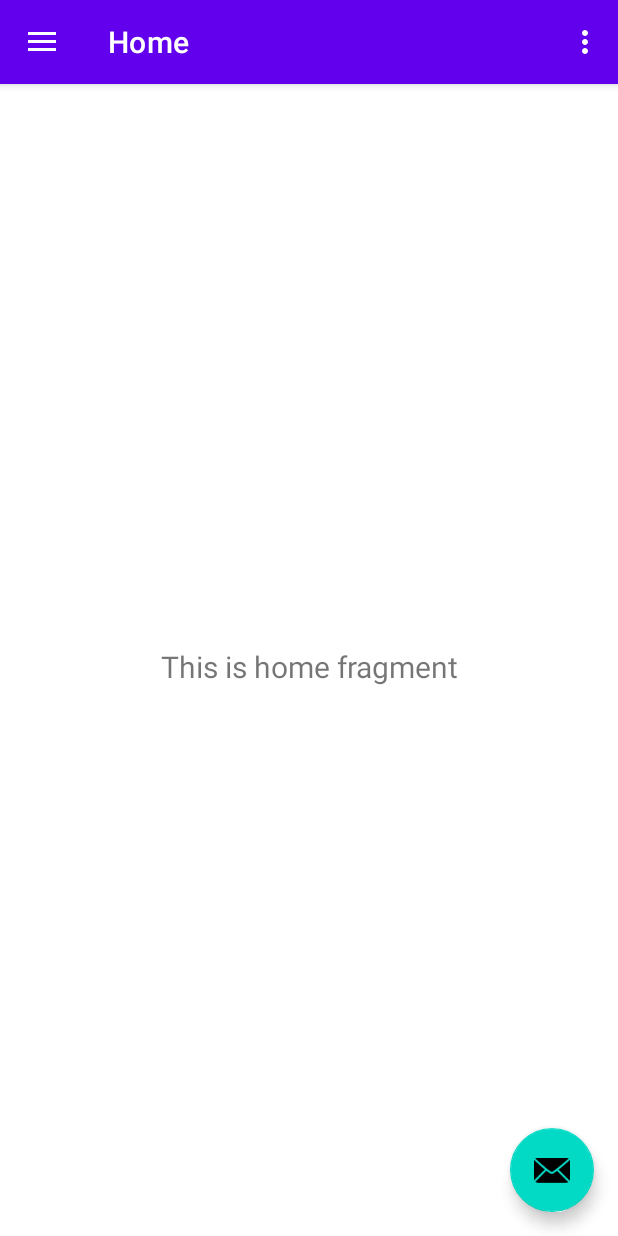
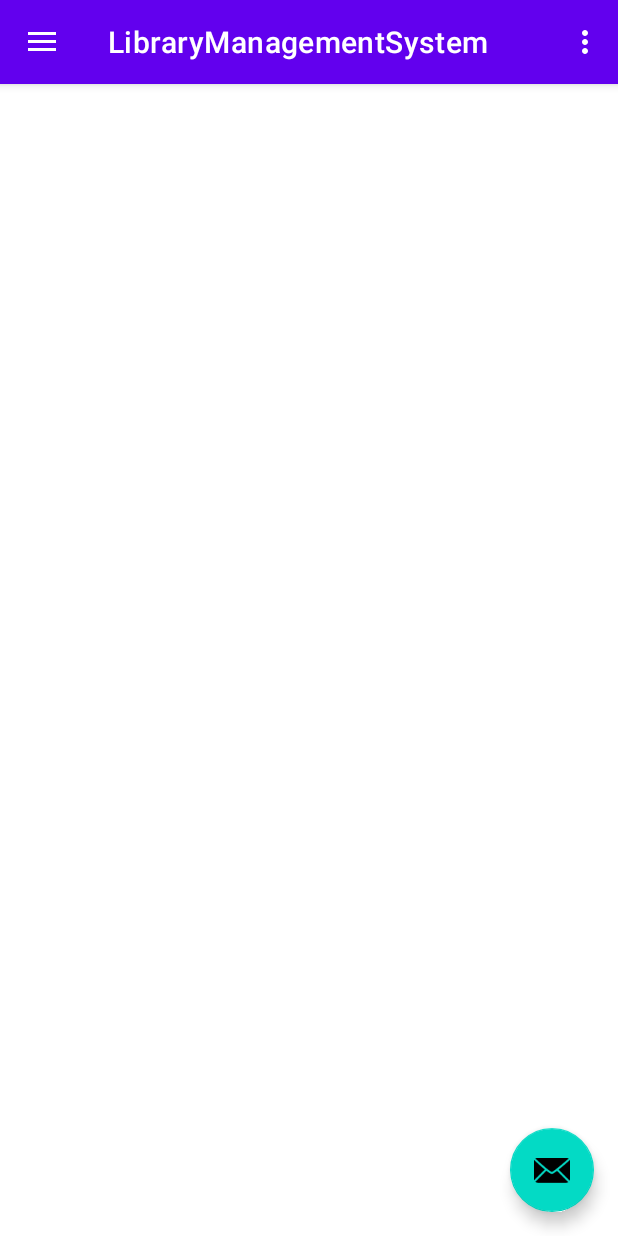
Before and after one commit to Dominik277/LibraryManagementSystem, an Android app: the screen it shows after launch (Main2Activity), on a phone screen of 412 x 824 dp. Run offline under Robolectric (Android 15) with nearby library versions, the phone set to English and light mode, and no system bars; our stand-ins replace navigation-ui.

Commit message:
Brisanje svega nepotrebnog i dodavanje par novih stvari.

```diff
--- a/app/src/main/java/hr/dominik/library/Main2Activity.java
+++ b/app/src/main/java/hr/dominik/library/Main2Activity.java
@@ -1,6 +1,7 @@
 package hr.dominik.library;
 
 import android.os.Bundle;
+import android.view.MenuItem;
 import android.view.View;
 import android.view.Menu;
 
@@ -8,6 +9,8 @@ import com.google.android.material.floatingactionbutton.FloatingActionButton;
 import com.google.android.material.snackbar.Snackbar;
 import com.google.android.material.navigation.NavigationView;
 
+import androidx.annotation.NonNull;
+import androidx.appcompat.app.ActionBarDrawerToggle;
 import androidx.navigation.NavController;
 import androidx.navigation.Navigation;
 import androidx.navigation.ui.AppBarConfiguration;
@@ -16,7 +19,7 @@ import androidx.drawerlayout.widget.DrawerLayout;
 import androidx.appcompat.app.AppCompatActivity;
 import androidx.appcompat.widget.Toolbar;
 
-public class Main2Activity extends AppCompatActivity {
+public class Main2Activity extends AppCompatActivity implements NavigationView.OnNavigationItemSelectedListener {
 
     private AppBarConfiguration mAppBarConfiguration;
 
@@ -24,8 +27,12 @@ public class Main2Activity extends AppCompatActivity {
     protected void onCreate(Bundle savedInstanceState) {
         super.onCreate(savedInstanceState);
         setContentView(R.layout.activity_main2);
+
+
         Toolbar toolbar = findViewById(R.id.toolbar);
         setSupportActionBar(toolbar);
+
+
         FloatingActionButton fab = findViewById(R.id.fab);
         fab.setOnClickListener(new View.OnClickListener() {
             @Override
@@ -34,17 +41,26 @@ public class Main2Activity extends AppCompatActivity {
                         .setAction("Action", null).show();
             }
         });
+
+
         DrawerLayout drawer = findViewById(R.id.drawer_layout);
         NavigationView navigationView = findViewById(R.id.nav_view);
+        navigationView.setNavigationItemSelectedListener(this);
         // Passing each menu ID as a set of Ids because each
         // menu should be considered as top level destinations.
+
+
         mAppBarConfiguration = new AppBarConfiguration.Builder(
                 R.id.nav_home, R.id.nav_gallery, R.id.nav_slideshow)
                 .setDrawerLayout(drawer)
                 .build();
-        NavController navController = Navigation.findNavController(this, R.id.nav_host_fragment);
-        NavigationUI.setupActionBarWithNavController(this, navController, mAppBarConfiguration);
-        NavigationUI.setupWithNavController(navigationView, navController);
+
+        ActionBarDrawerToggle toggle = new ActionBarDrawerToggle
+                (this,drawer,toolbar,R.string.navigation_drawer_open,
+                        R.string.navigation_drawer_close);
+        drawer.addDrawerListener(toggle);
+        toggle.syncState();
+
     }
 
     @Override
@@ -54,10 +70,9 @@ public class Main2Activity extends AppCompatActivity {
         return true;
     }
 
+
     @Override
-    public boolean onSupportNavigateUp() {
-        NavController navController = Navigation.findNavController(this, R.id.nav_host_fragment);
-        return NavigationUI.navigateUp(navController, mAppBarConfiguration)
-                || super.onSupportNavigateUp();
+    public boolean onNavigationItemSelected(@NonNull MenuItem item) {
+        return false;
     }
 }
--- a/app/src/main/java/hr/dominik/library/ui/home/HomeFragment.java
+++ /dev/null
@@ -1,34 +0,0 @@
-package hr.dominik.library.ui.home;
-
-import android.os.Bundle;
-import android.view.LayoutInflater;
-import android.view.View;
-import android.view.ViewGroup;
-import android.widget.TextView;
-
-import androidx.annotation.NonNull;
-import androidx.annotation.Nullable;
-import androidx.fragment.app.Fragment;
-import androidx.lifecycle.Observer;
-import androidx.lifecycle.ViewModelProvider;
-import hr.dominik.library.R;
-
-public class HomeFragment extends Fragment {
-
-    private HomeViewModel homeViewModel;
-
-    public View onCreateView(@NonNull LayoutInflater inflater,
-                             ViewGroup container, Bundle savedInstanceState) {
-        homeViewModel =
-                new ViewModelProvider(this).get(HomeViewModel.class);
-        View root = inflater.inflate(R.layout.fragment_home, container, false);
-        final TextView textView = root.findViewById(R.id.text_home);
-        homeViewModel.getText().observe(getViewLifecycleOwner(), new Observer<String>() {
-            @Override
-            public void onChanged(@Nullable String s) {
-                textView.setText(s);
-            }
-        });
-        return root;
-    }
-}
--- a/app/src/main/java/hr/dominik/library/ui/home/HomeViewModel.java
+++ /dev/null
@@ -1,19 +0,0 @@
-package hr.dominik.library.ui.home;
-
-import androidx.lifecycle.LiveData;
-import androidx.lifecycle.MutableLiveData;
-import androidx.lifecycle.ViewModel;
-
-public class HomeViewModel extends ViewModel {
-
-    private MutableLiveData<String> mText;
-
-    public HomeViewModel() {
-        mText = new MutableLiveData<>();
-        mText.setValue("This is home fragment");
-    }
-
-    public LiveData<String> getText() {
-        return mText;
-    }
-}
--- a/app/src/main/res/layout/content_main.xml
+++ b/app/src/main/res/layout/content_main.xml
@@ -1,5 +1,6 @@
 <?xml version="1.0" encoding="utf-8"?>
-<androidx.constraintlayout.widget.ConstraintLayout xmlns:android="http://schemas.android.com/apk/res/android"
+<androidx.constraintlayout.widget.ConstraintLayout
+    xmlns:android="http://schemas.android.com/apk/res/android"
     xmlns:app="http://schemas.android.com/apk/res-auto"
     xmlns:tools="http://schemas.android.com/tools"
     android:layout_width="match_parent"
@@ -7,14 +8,4 @@
     app:layout_behavior="@string/appbar_scrolling_view_behavior"
     tools:showIn="@layout/app_bar_main">
 
-    <fragment
-        android:id="@+id/nav_host_fragment"
-        android:name="androidx.navigation.fragment.NavHostFragment"
-        android:layout_width="match_parent"
-        android:layout_height="match_parent"
-        app:defaultNavHost="true"
-        app:layout_constraintLeft_toLeftOf="parent"
-        app:layout_constraintRight_toRightOf="parent"
-        app:layout_constraintTop_toTopOf="parent"
-        app:navGraph="@navigation/mobile_navigation" />
 </androidx.constraintlayout.widget.ConstraintLayout>
--- a/app/src/main/res/layout/fragment_home.xml
+++ /dev/null
@@ -1,22 +0,0 @@
-<?xml version="1.0" encoding="utf-8"?>
-<androidx.constraintlayout.widget.ConstraintLayout xmlns:android="http://schemas.android.com/apk/res/android"
-    xmlns:app="http://schemas.android.com/apk/res-auto"
-    xmlns:tools="http://schemas.android.com/tools"
-    android:layout_width="match_parent"
-    android:layout_height="match_parent"
-    tools:context=".ui.home.HomeFragment">
-
-    <TextView
-        android:id="@+id/text_home"
-        android:layout_width="match_parent"
-        android:layout_height="wrap_content"
-        android:layout_marginEnd="8dp"
-        android:layout_marginStart="8dp"
-        android:layout_marginTop="8dp"
-        android:textAlignment="center"
-        android:textSize="20sp"
-        app:layout_constraintBottom_toBottomOf="parent"
-        app:layout_constraintEnd_toEndOf="parent"
-        app:layout_constraintStart_toStartOf="parent"
-        app:layout_constraintTop_toTopOf="parent" />
-</androidx.constraintlayout.widget.ConstraintLayout>
--- a/app/src/main/res/navigation/mobile_navigation.xml
+++ /dev/null
@@ -1,25 +0,0 @@
-<?xml version="1.0" encoding="utf-8"?>
-<navigation xmlns:android="http://schemas.android.com/apk/res/android"
-    xmlns:app="http://schemas.android.com/apk/res-auto"
-    xmlns:tools="http://schemas.android.com/tools"
-    android:id="@+id/mobile_navigation"
-    app:startDestination="@+id/nav_home">
-
-    <fragment
-        android:id="@+id/nav_home"
-        android:name="hr.dominik.library.ui.home.HomeFragment"
-        android:label="@string/menu_home"
-        tools:layout="@layout/fragment_home" />
-
-    <fragment
-        android:id="@+id/nav_gallery"
-        android:name="hr.dominik.library.ui.gallery.GalleryFragment"
-        android:label="@string/menu_gallery"
-        tools:layout="@layout/fragment_gallery" />
-
-    <fragment
-        android:id="@+id/nav_slideshow"
-        android:name="hr.dominik.library.ui.slideshow.SlideshowFragment"
-        android:label="@string/menu_slideshow"
-        tools:layout="@layout/fragment_slideshow" />
-</navigation>
```
Also changed, not shown: app/src/main/java/hr/dominik/library/ui/gallery/GalleryFragment.java (deleted, +0 -34 lines), app/src/main/java/hr/dominik/library/ui/gallery/GalleryViewModel.java (deleted, +0 -19 lines), app/src/main/java/hr/dominik/library/ui/slideshow/SlideshowFragment.java (deleted, +0 -34 lines), app/src/main/java/hr/dominik/library/ui/slideshow/SlideshowViewModel.java (deleted, +0 -19 lines), app/src/main/res/layout/fragment_gallery.xml (deleted, +0 -22 lines), app/src/main/res/layout/fragment_slideshow.xml (deleted, +0 -22 lines).
